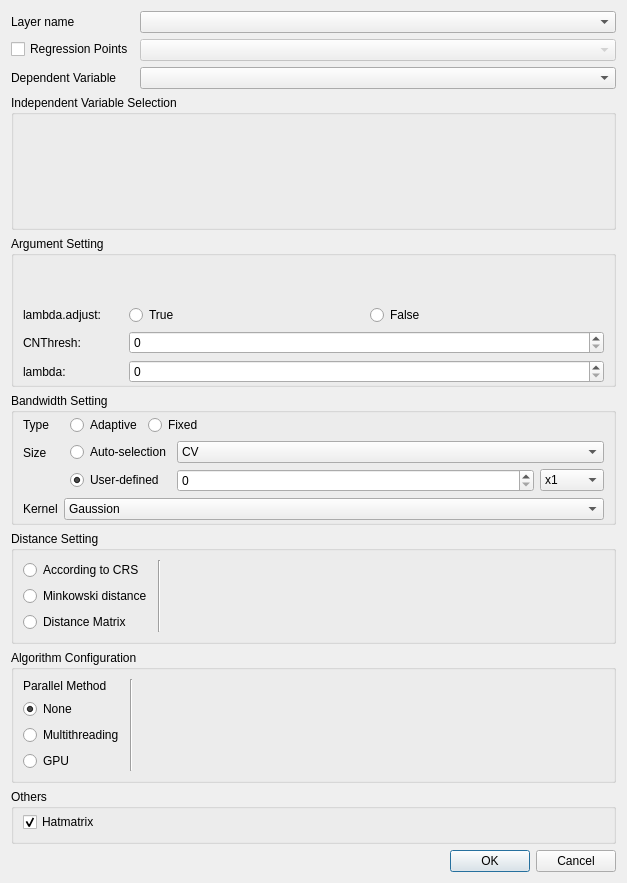
Qt form gwmlcrgwroptionsdialog.ui (GWmodel-Lab/GWmodelS) before a commit.
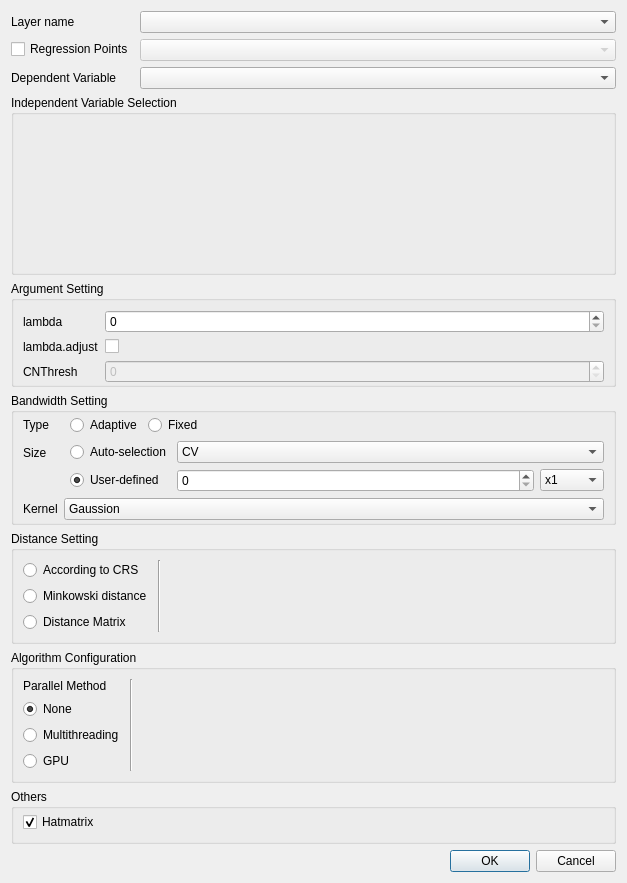
The same form after that commit. Custom widgets are drawn as their Qt base class.

Commit message: 修改：调整设置界面

Diff of the .ui file:
```diff
--- a/gwmlcrgwroptionsdialog.ui
+++ b/gwmlcrgwroptionsdialog.ui
@@ -75,37 +75,35 @@
      <property name="title">
       <string>Argument Setting</string>
      </property>
-     <layout class="QHBoxLayout" name="horizontalLayout_7">
+     <layout class="QFormLayout" name="formLayout_8">
       <property name="topMargin">
-       <number>49</number>
+       <number>9</number>
       </property>
       <property name="bottomMargin">
        <number>1</number>
       </property>
-      <item>
-       <layout class="QGridLayout" name="gridLayout_2">
-        <item row="1" column="0">
-         <widget class="QLabel" name="label_15">
-          <property name="text">
-           <string>lambda.adjust:</string>
-          </property>
-         </widget>
-        </item>
-        <item row="1" column="2">
-         <widget class="QRadioButton" name="mLambdaAdjustFRadioButton">
-          <property name="text">
-           <string>False</string>
-          </property>
-         </widget>
-        </item>
-        <item row="1" column="1">
-         <widget class="QRadioButton" name="mLambdaAdjustTRadioButton">
-          <property name="text">
-           <string>True</string>
-          </property>
-         </widget>
-        </item>
         <item row="3" column="0">
+       <widget class="QLabel" name="label_15">
+        <property name="text">
+         <string>lambda.adjust</string>
+        </property>
+       </widget>
+      </item>
+      <item row="4" column="0">
+       <widget class="QLabel" name="label_11">
+        <property name="text">
+         <string>CNThresh</string>
+        </property>
+       </widget>
+      </item>
+      <item row="4" column="1">
+       <widget class="QSpinBox" name="mcnThreshSpinBox">
+        <property name="enabled">
+         <bool>false</bool>
+        </property>
+       </widget>
+      </item>
+      <item row="1" column="0">
          <widget class="QLabel" name="label_10">
           <property name="maximumSize">
            <size>
@@ -114,24 +112,19 @@
            </size>
           </property>
           <property name="text">
-           <string>lambda:</string>
+         <string>lambda</string>
           </property>
          </widget>
         </item>
-        <item row="2" column="0">
-         <widget class="QLabel" name="label_11">
-          <property name="text">
-           <string>CNThresh:</string>
-          </property>
-         </widget>
-        </item>
-        <item row="2" column="1" colspan="2">
-         <widget class="QSpinBox" name="mcnThreshSpinBox"/>
-        </item>
-        <item row="3" column="1" colspan="2">
+      <item row="1" column="1">
          <widget class="QSpinBox" name="mLambdaSpinBox"/>
         </item>
-       </layout>
+      <item row="3" column="1">
+       <widget class="QCheckBox" name="mLambdaAdjustCheck">
+        <property name="text">
+         <string/>
+        </property>
+       </widget>
       </item>
      </layout>
     </widget>
```
Lines whose indentation alone changed are shown as unchanged. The commit also changes 5 other files.
